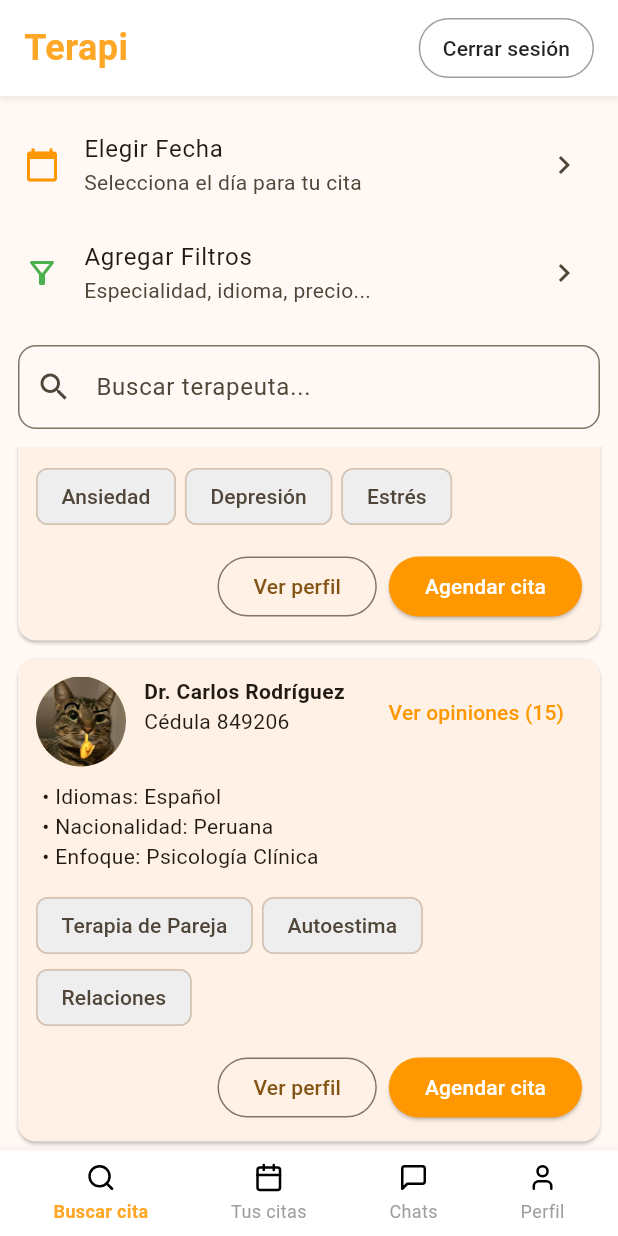
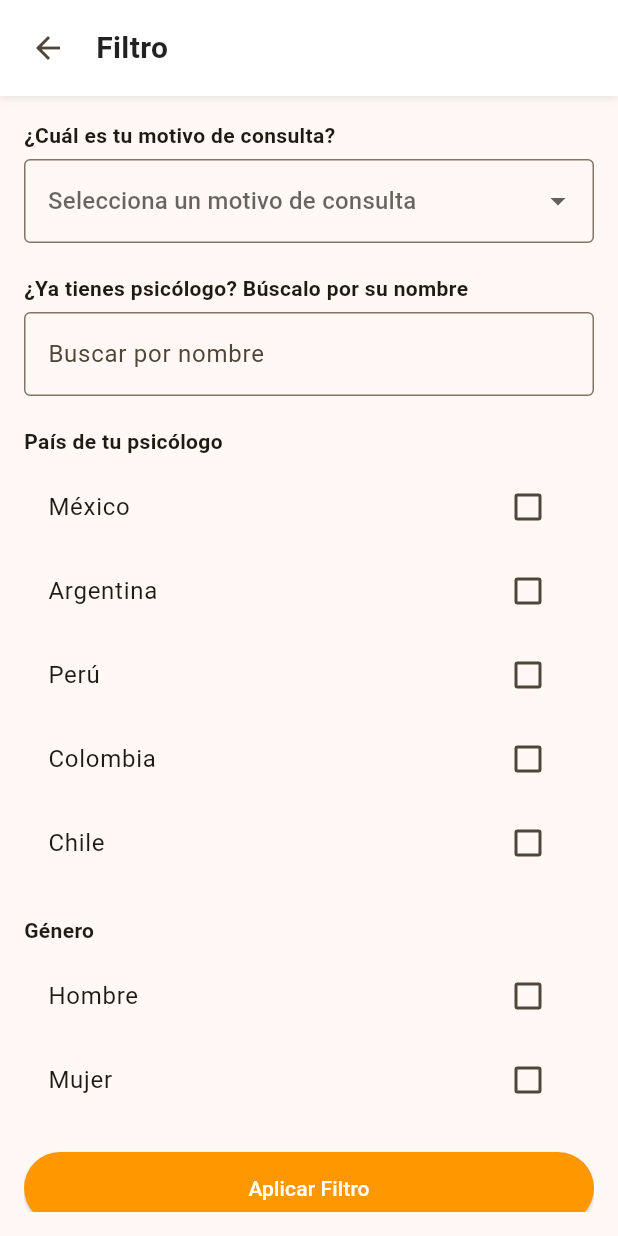
Before and after one commit to terapi-team/terapi-frontend, a Flutter app: the screen it shows after launch, scrolled down 151 dp, after a tap on "Agregar Filtros", on a phone screen of 412 x 824 dp. Run offline on Flutter 3.47's test engine with Material 3 defaults, Android fonts, the phone set to English and light mode, and no system bars; our stand-ins replace flutter_svg, get.

Commit message:
• Agregué módulo `search_appointment_filters`
• En `terapi-frontend\lib\pages`

  - En `search_appointment_filters`
      -> patient_search_appointment_filters_controller.dart: Creación
      -> patient_search_appointment_filters_page.dart: Creación

  - En `home_search_appointments`
      -> home_search_appointments_page.dart: Actualización, direcciona a `patient_search_appointment_filters_page.dart`

```diff
--- a/lib/pages/home_search_appointments/home_search_appointments_page.dart
+++ b/lib/pages/home_search_appointments/home_search_appointments_page.dart
@@ -1,7 +1,8 @@
 import 'package:flutter/material.dart';
 import 'package:get/get.dart';
 
-import 'package:terapi_frontend/pages/schedule_appointment/schedule_appointment_page.dart';
+import 'package:terapi_frontend/pages/schedule_appointment/patient_schedule_appointment_page.dart';
+import 'package:terapi_frontend/pages/search_appointment_filters/patient_search_appointment_filters_page.dart';
 
 import 'home_search_appointments_controller.dart';
 
@@ -33,7 +34,9 @@ class HomeSearchAppointmentsPage extends StatelessWidget {
             title: const Text("Agregar Filtros"),
             subtitle: const Text("Especialidad, idioma, precio..."),
             trailing: const Icon(Icons.chevron_right),
-            onTap: () {},
+            onTap: () {
+              Get.to(() => const PatientSearchAppointmentFiltersPage());
+            },
           ),
 
           Padding(
--- a/lib/pages/schedule_appointment/schedule_appointment_page.dart
+++ b/lib/pages/schedule_appointment/patient_schedule_appointment_page.dart
@@ -3,7 +3,7 @@ import 'package:get/get.dart';
 
 import 'package:terapi_frontend/components/setting_app_bar.dart';
 
-import 'schedule_appointment_controller.dart';
+import 'patient_schedule_appointment_controller.dart';
 
 class ScheduleAppointmentPage extends StatelessWidget {
 
--- /dev/null
+++ b/lib/pages/search_appointment_filters/patient_search_appointment_filters_controller.dart
@@ -0,0 +1,38 @@
+import 'package:get/get.dart';
+
+class PatientSearchAppointmentFiltersController extends GetxController {
+
+  var motivoSeleccionado = ''.obs;
+  var nombrePsicologo = ''.obs;
+  var paisSeleccionado = ''.obs;
+  var generoSeleccionado = ''.obs;
+
+  final motivos = [
+    "Ansiedad",
+    "Depresión",
+    "Estrés",
+    "Autoestima",
+    "Relaciones"
+  ];
+
+  final paises = [
+    "México",
+    "Argentina",
+    "Perú",
+    "Colombia",
+    "Chile"
+  ];
+
+  final generos = [
+    "Hombre",
+    "Mujer"
+  ];
+
+  void aplicarFiltro() {
+    print("Motivo: $motivoSeleccionado");
+    print("Nombre: $nombrePsicologo");
+    print("País: $paisSeleccionado");
+    print("Género: $generoSeleccionado");
+  }
+
+} // class PatientSearchAppointmentFiltersController extends GetxController {
--- /dev/null
+++ b/lib/pages/search_appointment_filters/patient_search_appointment_filters_page.dart
@@ -0,0 +1,117 @@
+import 'package:flutter/material.dart';
+import 'package:get/get.dart';
+
+import 'package:terapi_frontend/components/setting_app_bar.dart';
+
+import 'patient_search_appointment_filters_controller.dart';
+
+class PatientSearchAppointmentFiltersPage extends StatelessWidget {
+
+  const PatientSearchAppointmentFiltersPage({Key? key}) : super(key: key);
+
+  @override
+  Widget build(BuildContext context) {
+
+    final controller = Get.put(PatientSearchAppointmentFiltersController());
+
+    return Scaffold(
+
+      appBar: SettingsAppBar(title: "Filtro"),
+      body: Padding(
+
+        padding: const EdgeInsets.all(16.0),
+        child: SingleChildScrollView(
+
+          child: Column(
+
+            crossAxisAlignment: CrossAxisAlignment.start,
+            children: [
+
+              const Text("¿Cuál es tu motivo de consulta?", style: TextStyle(fontWeight: FontWeight.bold)),
+
+              const SizedBox(height: 6),
+
+              Obx(() => DropdownButtonFormField<String>(
+                decoration: const InputDecoration(border: OutlineInputBorder()),
+                value: controller.motivoSeleccionado.value.isEmpty ? null : controller.motivoSeleccionado.value,
+                hint: const Text("Selecciona un motivo de consulta"),
+                items: controller.motivos.map((m) {
+                  return DropdownMenuItem(value: m, child: Text(m));
+                }).toList(),
+                onChanged: (value) {
+                  if (value != null) controller.motivoSeleccionado.value = value;
+                },
+              )),
+
+              const SizedBox(height: 20),
+
+              const Text("¿Ya tienes psicólogo? Búscalo por su nombre", style: TextStyle(fontWeight: FontWeight.bold)),
+
+              const SizedBox(height: 6),
+
+              TextField(
+                decoration: const InputDecoration(
+                  hintText: "Buscar por nombre",
+                  border: OutlineInputBorder(),
+                ),
+                onChanged: (value) => controller.nombrePsicologo.value = value,
+              ),
+
+              const SizedBox(height: 20),
+
+              const Text("País de tu psicólogo", style: TextStyle(fontWeight: FontWeight.bold)),
+
+              const SizedBox(height: 6),
+
+              Obx(() => Column(
+                children: controller.paises.map((pais) {
+                  final seleccionado = controller.paisSeleccionado.value == pais;
+                  return CheckboxListTile(
+                    value: seleccionado,
+                    title: Text(pais),
+                    onChanged: (_) => controller.paisSeleccionado.value = seleccionado ? '' : pais,
+                  );
+                }).toList(),
+              )),
+
+              const SizedBox(height: 20),
+
+              const Text("Género", style: TextStyle(fontWeight: FontWeight.bold)),
+
+              const SizedBox(height: 6),
+
+              Obx(() => Column(
+                children: controller.generos.map((genero) {
+                  final seleccionado = controller.generoSeleccionado.value == genero;
+                  return CheckboxListTile(
+                    value: seleccionado,
+                    title: Text(genero),
+                    onChanged: (_) => controller.generoSeleccionado.value = seleccionado ? '' : genero,
+                  );
+                }).toList(),
+              )),
+
+              const SizedBox(height: 20),
+
+              SizedBox(
+
+                width: double.infinity,
+                height: 48,
+
+                child: ElevatedButton(
+                  style: ElevatedButton.styleFrom(
+                    backgroundColor: Colors.orange,
+                    foregroundColor: Colors.white,
+                  ),
+                  onPressed: controller.aplicarFiltro,
+                  child: const Text("Aplicar Filtro"),
+                ),
+              ), // SizedBox(
+
+            ], // children: [
+          ), // child: Column(
+        ), // child: SingleChildScrollView(
+      ), // body: Padding(
+    ); // return Scaffold(
+  } // Widget build(BuildContext context) {
+} // class PatientSearchAppointmentFiltersPage extends StatelessWidget {
```
Also changed, not shown: lib/pages/schedule_appointment/patient_schedule_appointment_controller.dart (renamed from lib/pages/schedule_appointment/schedule_appointment_controller.dart), 1 other file.
